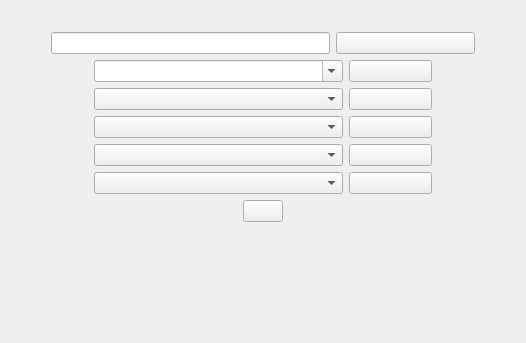
The window that ui/t_b_ho.ui (RaphCucul/Image-registration-GUI) describes before a commit, drawn with Qt 5.
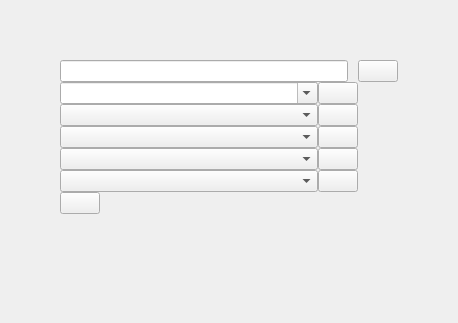
The same window after the commit.

Diff of the .ui file:
```diff
--- a/ui/t_b_ho.ui
+++ b/ui/t_b_ho.ui
@@ -9,12 +9,12 @@
    <rect>
     <x>0</x>
     <y>0</y>
-    <width>526</width>
-    <height>343</height>
+    <width>458</width>
+    <height>323</height>
    </rect>
   </property>
   <property name="sizePolicy">
-   <sizepolicy hsizetype="Preferred" vsizetype="Preferred">
+   <sizepolicy hsizetype="Expanding" vsizetype="Expanding">
     <horstretch>0</horstretch>
     <verstretch>0</verstretch>
    </sizepolicy>
@@ -26,51 +26,86 @@
    <bool>false</bool>
   </property>
   <layout class="QVBoxLayout" name="verticalLayout">
+   <property name="spacing">
+    <number>0</number>
+   </property>
+   <property name="leftMargin">
+    <number>60</number>
+   </property>
    <property name="topMargin">
-    <number>32</number>
+    <number>60</number>
+   </property>
+   <property name="rightMargin">
+    <number>60</number>
+   </property>
+   <property name="bottomMargin">
+    <number>0</number>
    </property>
    <item>
-    <layout class="QHBoxLayout" name="horizontalLayout" stretch="0,2,1,0">
+    <layout class="QHBoxLayout" name="horizontalLayout" stretch="1,2">
+     <property name="spacing">
+      <number>10</number>
+     </property>
      <item>
-      <spacer name="horizontalSpacer_5">
-       <property name="orientation">
-        <enum>Qt::Horizontal</enum>
+      <widget class="QLineEdit" name="FileFolderDirectory">
+       <property name="sizePolicy">
+        <sizepolicy hsizetype="Minimum" vsizetype="Fixed">
+         <horstretch>0</horstretch>
+         <verstretch>0</verstretch>
+        </sizepolicy>
        </property>
-       <property name="sizeHint" stdset="0">
-        <size>
-         <width>40</width>
-         <height>20</height>
-        </size>
-       </property>
-      </spacer>
-     </item>
-     <item>
-      <widget class="QLineEdit" name="FileFolderDirectory"/>
+      </widget>
      </item>
      <item>
       <widget class="QPushButton" name="ChooseFileFolderDirectory">
+       <property name="sizePolicy">
+        <sizepolicy hsizetype="Fixed" vsizetype="Fixed">
+         <horstretch>0</horstretch>
+         <verstretch>0</verstretch>
+        </sizepolicy>
+       </property>
        <property name="text">
         <string/>
        </property>
       </widget>
      </item>
-     <item>
-      <spacer name="horizontalSpacer_6">
-       <property name="orientation">
-        <enum>Qt::Horizontal</enum>
-       </property>
-       <property name="sizeHint" stdset="0">
-        <size>
-         <width>40</width>
-         <height>20</height>
-        </size>
-       </property>
-      </spacer>
-     </item>
     </layout>
    </item>
    <item>
-    <layout class="QGridLayout" name="gridLayout" columnstretch="1,3,1,1">
+    <layout class="QGridLayout" name="gridLayout" columnstretch="1,0,0,0">
+     <item row="0" column="2">
+      <widget class="QPushButton" name="pathToVideos">
+       <property name="sizePolicy">
+        <sizepolicy hsizetype="Minimum" vsizetype="Fixed">
+         <horstretch>0</horstretch>
+         <verstretch>0</verstretch>
+        </sizepolicy>
+       </property>
+       <property name="minimumSize">
+        <size>
+         <width>0</width>
+         <height>0</height>
+        </size>
+       </property>
+       <property name="maximumSize">
+        <size>
+         <width>16777215</width>
+         <height>16777215</height>
+        </size>
+       </property>
+       <property name="styleSheet">
+        <string notr="true">QPushButton:pressed {
+    border-style: inset;
+    border-color: blue;
+    border-width: 1px;
+    color: white;
+}</string>
+       </property>
+       <property name="text">
+        <string/>
+       </property>
+      </widget>
+     </item>
      <item row="1" column="2">
       <widget class="QPushButton" name="SaveVideos">
        <property name="styleSheet">
@@ -86,7 +121,7 @@
        </property>
       </widget>
      </item>
-     <item row="2" column="1">
+     <item row="2" column="0">
       <widget class="QComboBox" name="Combo_VideoDataLoad">
        <property name="editable">
         <bool>false</bool>
@@ -96,7 +131,22 @@
        </property>
       </widget>
      </item>
-     <item row="0" column="1">
+     <item row="2" column="2">
+      <widget class="QPushButton" name="LoadingDataFolder">
+       <property name="styleSheet">
+        <string notr="true">QPushButton:pressed {
+    border-style: inset;
+    border-color: blue;
+    border-width: 1px;
+    color: white;
+}</string>
+       </property>
+       <property name="text">
+        <string/>
+       </property>
+      </widget>
+     </item>
+     <item row="0" column="0">
       <widget class="QComboBox" name="Combo_videoPath">
        <property name="sizePolicy">
         <sizepolicy hsizetype="Minimum" vsizetype="Fixed">
@@ -104,6 +154,18 @@
          <verstretch>0</verstretch>
         </sizepolicy>
        </property>
+       <property name="minimumSize">
+        <size>
+         <width>0</width>
+         <height>0</height>
+        </size>
+       </property>
+       <property name="maximumSize">
+        <size>
+         <width>16777215</width>
+         <height>16777215</height>
+        </size>
+       </property>
        <property name="styleSheet">
         <string notr="true"/>
        </property>
@@ -115,12 +177,6 @@
        </property>
       </widget>
      </item>
-     <item row="1" column="1">
-      <widget class="QComboBox" name="Combo_savingVideo"/>
-     </item>
-     <item row="4" column="1">
-      <widget class="QComboBox" name="Combo_FrangiParams"/>
-     </item>
      <item row="4" column="2">
       <widget class="QPushButton" name="paramFrangPB">
        <property name="styleSheet">
@@ -136,24 +192,6 @@
        </property>
       </widget>
      </item>
-     <item row="2" column="2">
-      <widget class="QPushButton" name="LoadingDataFolder">
-       <property name="styleSheet">
-        <string notr="true">QPushButton:pressed {
-    border-style: inset;
-    border-color: blue;
-    border-width: 1px;
-    color: white;
-}</string>
-       </property>
-       <property name="text">
-        <string/>
-       </property>
-      </widget>
-     </item>
-     <item row="3" column="1">
-      <widget class="QComboBox" name="Combo_VideoDataSave"/>
-     </item>
      <item row="3" column="2">
       <widget class="QPushButton" name="SavingDataFolder">
        <property name="styleSheet">
@@ -169,58 +207,16 @@
        </property>
       </widget>
      </item>
-     <item row="0" column="2">
-      <widget class="QPushButton" name="pathToVideos">
-       <property name="sizePolicy">
-        <sizepolicy hsizetype="Minimum" vsizetype="Fixed">
-         <horstretch>0</horstretch>
-         <verstretch>0</verstretch>
-        </sizepolicy>
-       </property>
-       <property name="styleSheet">
-        <string notr="true">QPushButton:pressed {
-    border-style: inset;
-    border-color: blue;
-    border-width: 1px;
-    color: white;
-}</string>
-       </property>
-       <property name="text">
-        <string/>
-       </property>
-      </widget>
+     <item row="1" column="0">
+      <widget class="QComboBox" name="Combo_savingVideo"/>
      </item>
-     <item row="0" column="0">
-      <spacer name="horizontalSpacer_3">
-       <property name="orientation">
-        <enum>Qt::Horizontal</enum>
-       </property>
-       <property name="sizeHint" stdset="0">
-        <size>
-         <width>40</width>
-         <height>20</height>
-        </size>
-       </property>
-      </spacer>
+     <item row="3" column="0">
+      <widget class="QComboBox" name="Combo_VideoDataSave"/>
+     </item>
+     <item row="4" column="0">
+      <widget class="QComboBox" name="Combo_FrangiParams"/>
      </item>
      <item row="0" column="3">
-      <spacer name="horizontalSpacer_4">
-       <property name="orientation">
-        <enum>Qt::Horizontal</enum>
-       </property>
-       <property name="sizeHint" stdset="0">
-        <size>
-         <width>40</width>
-         <height>20</height>
-        </size>
-       </property>
-      </spacer>
-     </item>
-    </layout>
-   </item>
-   <item>
-    <layout class="QHBoxLayout" name="horizontalLayout_2">
-     <item>
       <spacer name="horizontalSpacer">
        <property name="orientation">
         <enum>Qt::Horizontal</enum>
@@ -233,38 +229,37 @@
        </property>
       </spacer>
      </item>
-     <item>
-      <widget class="QPushButton" name="SaveAllPath">
-       <property name="styleSheet">
-        <string notr="true">QPushButton:pressed {
+    </layout>
+   </item>
+   <item>
+    <widget class="QPushButton" name="SaveAllPath">
+     <property name="sizePolicy">
+      <sizepolicy hsizetype="Fixed" vsizetype="Fixed">
+       <horstretch>0</horstretch>
+       <verstretch>0</verstretch>
+      </sizepolicy>
+     </property>
+     <property name="focusPolicy">
+      <enum>Qt::StrongFocus</enum>
+     </property>
+     <property name="layoutDirection">
+      <enum>Qt::LeftToRight</enum>
+     </property>
+     <property name="styleSheet">
+      <string notr="true">QPushButton:pressed {
     border-style: inset;
     border-color: blue;
     border-width: 1px;
     color: white;
 }</string>
-       </property>
-       <property name="text">
-        <string/>
-       </property>
-       <property name="flat">
-        <bool>false</bool>
-       </property>
-      </widget>
-     </item>
-     <item>
-      <spacer name="horizontalSpacer_2">
-       <property name="orientation">
-        <enum>Qt::Horizontal</enum>
-       </property>
-       <property name="sizeHint" stdset="0">
-        <size>
-         <width>40</width>
-         <height>20</height>
-        </size>
-       </property>
-      </spacer>
-     </item>
-    </layout>
+     </property>
+     <property name="text">
+      <string/>
+     </property>
+     <property name="flat">
+      <bool>false</bool>
+     </property>
+    </widget>
    </item>
    <item>
     <spacer name="verticalSpacer">
```
Left out of the diff: 2 changed lines with no effect on the pictures.
